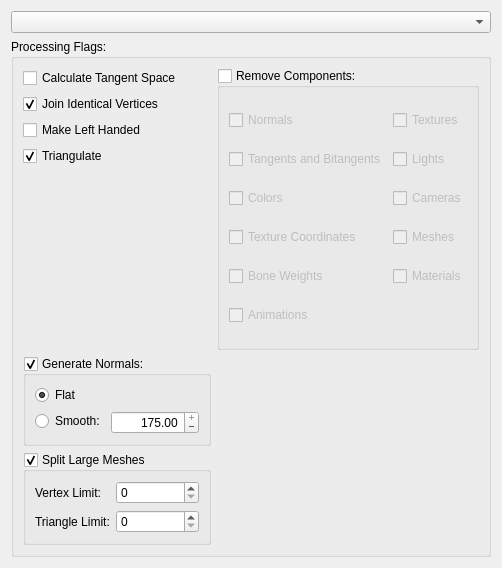
Old version of the form forms/repowidgetassimpflags.ui in the repository 3drepo/3drepogui.
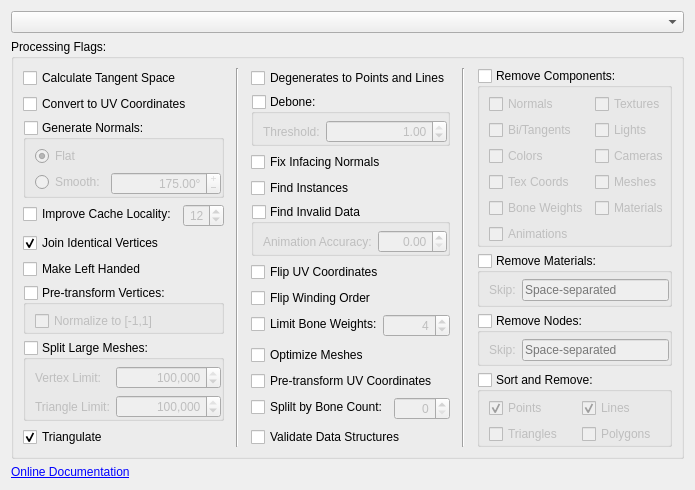
New version of the form.

Commit message: Added all Assimp flags. TODO: link them.

```diff
--- a/forms/repowidgetassimpflags.ui
+++ b/forms/repowidgetassimpflags.ui
@@ -6,8 +6,8 @@
    <rect>
     <x>0</x>
     <y>0</y>
-    <width>502</width>
-    <height>568</height>
+    <width>632</width>
+    <height>422</height>
    </rect>
   </property>
   <property name="windowTitle">
@@ -22,227 +22,957 @@
      <property name="title">
       <string>Processing Flags:</string>
      </property>
-     <layout class="QGridLayout" name="gridLayout">
-      <item row="2" column="0">
-       <widget class="QCheckBox" name="checkBox_2">
-        <property name="text">
-         <string>Join Identical Vertices</string>
+     <layout class="QHBoxLayout" name="horizontalLayout">
+      <property name="spacing">
+       <number>12</number>
+      </property>
+      <item>
+       <widget class="QFrame" name="frame_3">
+        <property name="frameShape">
+         <enum>QFrame::NoFrame</enum>
         </property>
-        <property name="checked">
-         <bool>true</bool>
+        <property name="frameShadow">
+         <enum>QFrame::Plain</enum>
         </property>
-       </widget>
-      </item>
-      <item row="3" column="0">
-       <widget class="QCheckBox" name="checkBox_4">
-        <property name="text">
-         <string>Make Left Handed</string>
+        <property name="lineWidth">
+         <number>0</number>
         </property>
-       </widget>
-      </item>
-      <item row="1" column="1" rowspan="6">
-       <widget class="QGroupBox" name="groupBox_2">
-        <property name="title">
-         <string>Remove Components:</string>
-        </property>
-        <property name="checkable">
-         <bool>true</bool>
-        </property>
-        <property name="checked">
-         <bool>false</bool>
-        </property>
-        <layout class="QGridLayout" name="gridLayout_2">
-         <item row="4" column="1">
-          <widget class="QCheckBox" name="checkBox_3">
+        <layout class="QVBoxLayout" name="verticalLayout_3">
+         <property name="leftMargin">
+          <number>0</number>
+         </property>
+         <property name="topMargin">
+          <number>0</number>
+         </property>
+         <property name="rightMargin">
+          <number>0</number>
+         </property>
+         <property name="bottomMargin">
+          <number>0</number>
+         </property>
+         <item>
+          <widget class="QCheckBox" name="checkBox">
            <property name="text">
-            <string>Materials</string>
+            <string>Calculate Tangent Space</string>
            </property>
           </widget>
          </item>
-         <item row="2" column="1">
-          <widget class="QCheckBox" name="checkBox_14">
+         <item>
+          <widget class="QCheckBox" name="checkBox_26">
            <property name="text">
-            <string>Cameras</string>
+            <string>Convert to UV Coordinates</string>
            </property>
           </widget>
          </item>
-         <item row="1" column="1">
-          <widget class="QCheckBox" name="checkBox_13">
-           <property name="text">
-            <string>Lights</string>
+         <item>
+          <widget class="QGroupBox" name="groupBox_4">
+           <property name="title">
+            <string>Generate Normals:</string>
            </property>
-          </widget>
-         </item>
-         <item row="9" column="0">
-          <widget class="QCheckBox" name="checkBox_11">
-           <property name="text">
-            <string>Animations</string>
+           <property name="flat">
+            <bool>true</bool>
            </property>
-          </widget>
-         </item>
-         <item row="3" column="1">
-          <widget class="QCheckBox" name="checkBox_15">
-           <property name="text">
-            <string>Meshes</string>
+           <property name="checkable">
+            <bool>true</bool>
            </property>
+           <property name="checked">
+            <bool>false</bool>
+           </property>
+           <layout class="QFormLayout" name="formLayout">
+            <property name="fieldGrowthPolicy">
+             <enum>QFormLayout::AllNonFixedFieldsGrow</enum>
+            </property>
+            <property name="topMargin">
+             <number>6</number>
+            </property>
+            <property name="rightMargin">
+             <number>0</number>
+            </property>
+            <property name="bottomMargin">
+             <number>0</number>
+            </property>
+            <item row="1" column="0">
+             <widget class="QRadioButton" name="radioButton">
+              <property name="text">
+               <string>Smooth:</string>
+              </property>
+             </widget>
+            </item>
+            <item row="1" column="1">
+             <widget class="QDoubleSpinBox" name="doubleSpinBox">
+              <property name="enabled">
+               <bool>false</bool>
+              </property>
+              <property name="toolTip">
+               <string>Crease Angle</string>
+              </property>
+              <property name="wrapping">
+               <bool>false</bool>
+              </property>
+              <property name="alignment">
+               <set>Qt::AlignRight|Qt::AlignTrailing|Qt::AlignVCenter</set>
+              </property>
+              <property name="buttonSymbols">
+               <enum>QAbstractSpinBox::PlusMinus</enum>
+              </property>
+              <property name="accelerated">
+               <bool>true</bool>
+              </property>
+              <property name="showGroupSeparator" stdset="0">
+               <bool>true</bool>
+              </property>
+              <property name="suffix">
+               <string>°</string>
+              </property>
+              <property name="maximum">
+               <double>175.000000000000000</double>
+              </property>
+              <property name="singleStep">
+               <double>5.000000000000000</double>
+              </property>
+              <property name="value">
+               <double>175.000000000000000</double>
+              </property>
+             </widget>
+            </item>
+            <item row="0" column="0">
+             <widget class="QRadioButton" name="radioButton_2">
+              <property name="text">
+               <string>Flat</string>
+              </property>
+              <property name="checked">
+               <bool>true</bool>
+              </property>
+             </widget>
+            </item>
+           </layout>
           </widget>
          </item>
-         <item row="0" column="1">
-          <widget class="QCheckBox" name="checkBox_12">
-           <property name="text">
-            <string>Textures</string>
+         <item>
+          <widget class="QFrame" name="frame_2">
+           <property name="frameShape">
+            <enum>QFrame::NoFrame</enum>
            </property>
+           <property name="frameShadow">
+            <enum>QFrame::Plain</enum>
+           </property>
+           <property name="lineWidth">
+            <number>0</number>
+           </property>
+           <layout class="QFormLayout" name="formLayout_3">
+            <property name="fieldGrowthPolicy">
+             <enum>QFormLayout::AllNonFixedFieldsGrow</enum>
+            </property>
+            <property name="leftMargin">
+             <number>0</number>
+            </property>
+            <property name="topMargin">
+             <number>0</number>
+            </property>
+            <property name="rightMargin">
+             <number>0</number>
+            </property>
+            <property name="bottomMargin">
+             <number>0</number>
+            </property>
+            <item row="0" column="1">
+             <widget class="QSpinBox" name="spinBox_4">
+              <property name="enabled">
+               <bool>false</bool>
+              </property>
+              <property name="alignment">
+               <set>Qt::AlignRight|Qt::AlignTrailing|Qt::AlignVCenter</set>
+              </property>
+              <property name="accelerated">
+               <bool>true</bool>
+              </property>
+              <property name="showGroupSeparator" stdset="0">
+               <bool>true</bool>
+              </property>
+              <property name="value">
+               <number>12</number>
+              </property>
+             </widget>
+            </item>
+            <item row="0" column="0">
+             <widget class="QCheckBox" name="checkBox_19">
+              <property name="text">
+               <string>Improve Cache Locality:</string>
+              </property>
+             </widget>
+            </item>
+           </layout>
           </widget>
          </item>
-         <item row="0" column="0">
-          <widget class="QCheckBox" name="checkBox_6">
+         <item>
+          <widget class="QCheckBox" name="checkBox_2">
            <property name="text">
-            <string>Normals</string>
+            <string>Join Identical Vertices</string>
            </property>
+           <property name="checked">
+            <bool>true</bool>
+           </property>
           </widget>
          </item>
-         <item row="1" column="0">
-          <widget class="QCheckBox" name="checkBox_7">
+         <item>
+          <widget class="QCheckBox" name="checkBox_4">
            <property name="text">
-            <string>Tangents and Bitangents</string>
+            <string>Make Left Handed</string>
            </property>
           </widget>
          </item>
-         <item row="2" column="0">
-          <widget class="QCheckBox" name="checkBox_8">
-           <property name="text">
-            <string>Colors</string>
+         <item>
+          <widget class="QGroupBox" name="groupBox_5">
+           <property name="title">
+            <string>Pre-transform Vertices:</string>
            </property>
+           <property name="flat">
+            <bool>true</bool>
+           </property>
+           <property name="checkable">
+            <bool>true</bool>
+           </property>
+           <property name="checked">
+            <bool>false</bool>
+           </property>
+           <layout class="QVBoxLayout" name="verticalLayout_2">
+            <property name="topMargin">
+             <number>6</number>
+            </property>
+            <property name="bottomMargin">
+             <number>0</number>
+            </property>
+            <item>
+             <widget class="QCheckBox" name="checkBox_16">
+              <property name="text">
+               <string>Normalize to [-1,1]</string>
+              </property>
+             </widget>
+            </item>
+           </layout>
           </widget>
          </item>
-         <item row="3" column="0">
-          <widget class="QCheckBox" name="checkBox_9">
-           <property name="text">
-            <string>Texture Coordinates</string>
+         <item>
+          <widget class="QGroupBox" name="groupBox_3">
+           <property name="title">
+            <string>Split Large Meshes:</string>
            </property>
+           <property name="flat">
+            <bool>true</bool>
+           </property>
+           <property name="checkable">
+            <bool>true</bool>
+           </property>
+           <property name="checked">
+            <bool>false</bool>
+           </property>
+           <layout class="QFormLayout" name="formLayout_2">
+            <property name="fieldGrowthPolicy">
+             <enum>QFormLayout::AllNonFixedFieldsGrow</enum>
+            </property>
+            <property name="verticalSpacing">
+             <number>6</number>
+            </property>
+            <property name="topMargin">
+             <number>6</number>
+            </property>
+            <property name="rightMargin">
+             <number>0</number>
+            </property>
+            <property name="bottomMargin">
+             <number>0</number>
+            </property>
+            <item row="0" column="0">
+             <widget class="QLabel" name="label">
+              <property name="enabled">
+               <bool>false</bool>
+              </property>
+              <property name="text">
+               <string>Vertex Limit:</string>
+              </property>
+             </widget>
+            </item>
+            <item row="0" column="1">
+             <widget class="QSpinBox" name="spinBox">
+              <property name="alignment">
+               <set>Qt::AlignRight|Qt::AlignTrailing|Qt::AlignVCenter</set>
+              </property>
+              <property name="accelerated">
+               <bool>true</bool>
+              </property>
+              <property name="showGroupSeparator" stdset="0">
+               <bool>true</bool>
+              </property>
+              <property name="maximum">
+               <number>999999999</number>
+              </property>
+              <property name="singleStep">
+               <number>10000</number>
+              </property>
+              <property name="value">
+               <number>1000000</number>
+              </property>
+             </widget>
+            </item>
+            <item row="1" column="0">
+             <widget class="QLabel" name="label_2">
+              <property name="text">
+               <string>Triangle Limit:</string>
+              </property>
+             </widget>
+            </item>
+            <item row="1" column="1">
+             <widget class="QSpinBox" name="spinBox_2">
+              <property name="alignment">
+               <set>Qt::AlignRight|Qt::AlignTrailing|Qt::AlignVCenter</set>
+              </property>
+              <property name="accelerated">
+               <bool>true</bool>
+              </property>
+              <property name="showGroupSeparator" stdset="0">
+               <bool>true</bool>
+              </property>
+              <property name="maximum">
+               <number>999999999</number>
+              </property>
+              <property name="singleStep">
+               <number>1000</number>
+              </property>
+              <property name="value">
+               <number>1000000</number>
+              </property>
+             </widget>
+            </item>
+           </layout>
           </widget>
          </item>
-         <item row="4" column="0">
-          <widget class="QCheckBox" name="checkBox_10">
+         <item>
+          <widget class="QCheckBox" name="checkBox_5">
            <property name="text">
-            <string>Bone Weights</string>
+            <string>Triangulate</string>
            </property>
+           <property name="checked">
+            <bool>true</bool>
+           </property>
           </widget>
          </item>
         </layout>
        </widget>
       </item>
-      <item row="4" column="0">
-       <widget class="QCheckBox" name="checkBox_5">
-        <property name="text">
-         <string>Triangulate</string>
+      <item>
+       <widget class="Line" name="line">
+        <property name="orientation">
+         <enum>Qt::Vertical</enum>
         </property>
-        <property name="checked">
-         <bool>true</bool>
-        </property>
        </widget>
       </item>
-      <item row="1" column="0">
-       <widget class="QCheckBox" name="checkBox">
-        <property name="text">
-         <string>Calculate Tangent Space</string>
+      <item>
+       <widget class="QFrame" name="frame_4">
+        <property name="frameShape">
+         <enum>QFrame::NoFrame</enum>
         </property>
-       </widget>
-      </item>
-      <item row="10" column="0">
-       <widget class="QGroupBox" name="groupBox_3">
-        <property name="title">
-         <string>Split Large Meshes</string>
+        <property name="frameShadow">
+         <enum>QFrame::Plain</enum>
         </property>
-        <property name="checkable">
-         <bool>true</bool>
+        <property name="lineWidth">
+         <number>0</number>
         </property>
-        <layout class="QFormLayout" name="formLayout_2">
-         <item row="0" column="0">
-          <widget class="QLabel" name="label">
+        <layout class="QVBoxLayout" name="verticalLayout_4">
+         <property name="leftMargin">
+          <number>0</number>
+         </property>
+         <property name="topMargin">
+          <number>0</number>
+         </property>
+         <property name="rightMargin">
+          <number>0</number>
+         </property>
+         <property name="bottomMargin">
+          <number>0</number>
+         </property>
+         <item>
+          <widget class="QCheckBox" name="checkBox_25">
            <property name="text">
-            <string>Vertex Limit:</string>
+            <string>Degenerates to Points and Lines</string>
            </property>
           </widget>
          </item>
-         <item row="0" column="1">
-          <widget class="QSpinBox" name="spinBox">
-           <property name="maximum">
-            <number>65</number>
+         <item>
+          <widget class="QGroupBox" name="groupBox_10">
+           <property name="title">
+            <string>Debone:</string>
            </property>
+           <property name="flat">
+            <bool>true</bool>
+           </property>
+           <property name="checkable">
+            <bool>true</bool>
+           </property>
+           <property name="checked">
+            <bool>false</bool>
+           </property>
+           <layout class="QFormLayout" name="formLayout_9">
+            <property name="fieldGrowthPolicy">
+             <enum>QFormLayout::AllNonFixedFieldsGrow</enum>
+            </property>
+            <property name="topMargin">
+             <number>6</number>
+            </property>
+            <property name="rightMargin">
+             <number>0</number>
+            </property>
+            <property name="bottomMargin">
+             <number>0</number>
+            </property>
+            <item row="0" column="0">
+             <widget class="QLabel" name="label_6">
+              <property name="text">
+               <string>Threshold:</string>
+              </property>
+             </widget>
+            </item>
+            <item row="0" column="1">
+             <widget class="QDoubleSpinBox" name="doubleSpinBox_3">
+              <property name="alignment">
+               <set>Qt::AlignRight|Qt::AlignTrailing|Qt::AlignVCenter</set>
+              </property>
+              <property name="accelerated">
+               <bool>true</bool>
+              </property>
+              <property name="showGroupSeparator" stdset="0">
+               <bool>true</bool>
+              </property>
+              <property name="maximum">
+               <double>1.000000000000000</double>
+              </property>
+              <property name="singleStep">
+               <double>0.100000000000000</double>
+              </property>
+              <property name="value">
+               <double>1.000000000000000</double>
+              </property>
+             </widget>
+            </item>
+           </layout>
           </widget>
          </item>
-         <item row="1" column="0">
-          <widget class="QLabel" name="label_2">
+         <item>
+          <widget class="QCheckBox" name="checkBox_20">
            <property name="text">
-            <string>Triangle Limit:</string>
+            <string>Fix Infacing Normals</string>
            </property>
+           <property name="checked">
+            <bool>false</bool>
+           </property>
           </widget>
          </item>
-         <item row="1" column="1">
-          <widget class="QSpinBox" name="spinBox_2"/>
+         <item>
+          <widget class="QCheckBox" name="checkBox_28">
+           <property name="text">
+            <string>Find Instances</string>
+           </property>
+          </widget>
          </item>
+         <item>
+          <widget class="QGroupBox" name="groupBox_9">
+           <property name="title">
+            <string>Find Invalid Data</string>
+           </property>
+           <property name="flat">
+            <bool>true</bool>
+           </property>
+           <property name="checkable">
+            <bool>true</bool>
+           </property>
+           <property name="checked">
+            <bool>false</bool>
+           </property>
+           <layout class="QFormLayout" name="formLayout_8">
+            <property name="horizontalSpacing">
+             <number>6</number>
+            </property>
+            <property name="verticalSpacing">
+             <number>6</number>
+            </property>
+            <property name="topMargin">
+             <number>6</number>
+            </property>
+            <property name="rightMargin">
+             <number>0</number>
+            </property>
+            <property name="bottomMargin">
+             <number>0</number>
+            </property>
+            <item row="0" column="0">
+             <widget class="QLabel" name="label_4">
+              <property name="text">
+               <string>Animation Accuracy:</string>
+              </property>
+             </widget>
+            </item>
+            <item row="0" column="1">
+             <widget class="QDoubleSpinBox" name="doubleSpinBox_2">
+              <property name="alignment">
+               <set>Qt::AlignRight|Qt::AlignTrailing|Qt::AlignVCenter</set>
+              </property>
+              <property name="maximum">
+               <double>1.000000000000000</double>
+              </property>
+              <property name="singleStep">
+               <double>0.100000000000000</double>
+              </property>
+             </widget>
+            </item>
+           </layout>
+          </widget>
+         </item>
+         <item>
+          <widget class="QCheckBox" name="checkBox_30">
+           <property name="text">
+            <string>Flip UV Coordinates</string>
+           </property>
+          </widget>
+         </item>
+         <item>
+          <widget class="QCheckBox" name="checkBox_31">
+           <property name="text">
+            <string>Flip Winding Order</string>
+           </property>
+          </widget>
+         </item>
+         <item>
+          <widget class="QFrame" name="frame">
+           <property name="frameShape">
+            <enum>QFrame::NoFrame</enum>
+           </property>
+           <property name="frameShadow">
+            <enum>QFrame::Plain</enum>
+           </property>
+           <property name="lineWidth">
+            <number>0</number>
+           </property>
+           <layout class="QFormLayout" name="formLayout_4">
+            <property name="fieldGrowthPolicy">
+             <enum>QFormLayout::AllNonFixedFieldsGrow</enum>
+            </property>
+            <property name="horizontalSpacing">
+             <number>0</number>
+            </property>
+            <property name="leftMargin">
+             <number>0</number>
+            </property>
+            <property name="topMargin">
+             <number>0</number>
+            </property>
+            <property name="rightMargin">
+             <number>0</number>
+            </property>
+            <property name="bottomMargin">
+             <number>0</number>
+            </property>
+            <item row="0" column="1">
+             <widget class="QSpinBox" name="spinBox_3">
+              <property name="enabled">
+               <bool>false</bool>
+              </property>
+              <property name="wrapping">
+               <bool>true</bool>
+              </property>
+              <property name="frame">
+               <bool>true</bool>
+              </property>
+              <property name="alignment">
+               <set>Qt::AlignRight|Qt::AlignTrailing|Qt::AlignVCenter</set>
+              </property>
+              <property name="accelerated">
+               <bool>true</bool>
+              </property>
+              <property name="showGroupSeparator" stdset="0">
+               <bool>true</bool>
+              </property>
+              <property name="value">
+               <number>4</number>
+              </property>
+             </widget>
+            </item>
+            <item row="0" column="0">
+             <widget class="QCheckBox" name="checkBox_18">
+              <property name="text">
+               <string>Limit Bone Weights:</string>
+              </property>
+             </widget>
+            </item>
+           </layout>
+          </widget>
+         </item>
+         <item>
+          <widget class="QCheckBox" name="checkBox_29">
+           <property name="text">
+            <string>Optimize Meshes</string>
+           </property>
+          </widget>
+         </item>
+         <item>
+          <widget class="QCheckBox" name="checkBox_27">
+           <property name="text">
+            <string>Pre-transform UV Coordinates</string>
+           </property>
+          </widget>
+         </item>
+         <item>
+          <widget class="QFrame" name="frame_6">
+           <property name="frameShape">
+            <enum>QFrame::NoFrame</enum>
+           </property>
+           <property name="frameShadow">
+            <enum>QFrame::Plain</enum>
+           </property>
+           <property name="lineWidth">
+            <number>0</number>
+           </property>
+           <layout class="QFormLayout" name="formLayout_7">
+            <property name="fieldGrowthPolicy">
+             <enum>QFormLayout::AllNonFixedFieldsGrow</enum>
+            </property>
+            <property name="horizontalSpacing">
+             <number>6</number>
+            </property>
+            <property name="verticalSpacing">
+             <number>0</number>
+            </property>
+            <property name="leftMargin">
+             <number>0</number>
+            </property>
+            <property name="topMargin">
+             <number>0</number>
+            </property>
+            <property name="rightMargin">
+             <number>0</number>
+            </property>
+            <property name="bottomMargin">
+             <number>0</number>
+            </property>
+            <item row="0" column="0">
+             <widget class="QCheckBox" name="checkBox_32">
+              <property name="text">
+               <string>Splilt by Bone Count:</string>
+              </property>
+             </widget>
+            </item>
+            <item row="0" column="1">
+             <widget class="QSpinBox" name="spinBox_5">
+              <property name="enabled">
+               <bool>false</bool>
+              </property>
+              <property name="alignment">
+               <set>Qt::AlignRight|Qt::AlignTrailing|Qt::AlignVCenter</set>
+              </property>
+              <property name="accelerated">
+               <bool>true</bool>
+              </property>
+              <property name="showGroupSeparator" stdset="0">
+               <bool>true</bool>
+              </property>
+              <property name="maximum">
+               <number>999</number>
+              </property>
+             </widget>
+            </item>
+           </layout>
+          </widget>
+         </item>
+         <item>
+          <widget class="QCheckBox" name="checkBox_17">
+           <property name="text">
+            <string>Validate Data Structures</string>
+           </property>
+          </widget>
+         </item>
         </layout>
        </widget>
       </item>
-      <item row="8" column="0">
-       <widget class="QGroupBox" name="groupBox_4">
-        <property name="title">
-         <string>Generate Normals:</string>
+      <item>
+       <widget class="Line" name="line_2">
+        <property name="orientation">
+         <enum>Qt::Vertical</enum>
         </property>
-        <property name="checkable">
-         <bool>true</bool>
+       </widget>
+      </item>
+      <item>
+       <widget class="QFrame" name="frame_5">
+        <property name="frameShape">
+         <enum>QFrame::NoFrame</enum>
         </property>
-        <property name="checked">
-         <bool>true</bool>
+        <property name="frameShadow">
+         <enum>QFrame::Plain</enum>
         </property>
-        <layout class="QFormLayout" name="formLayout">
-         <property name="fieldGrowthPolicy">
-          <enum>QFormLayout::AllNonFixedFieldsGrow</enum>
+        <property name="lineWidth">
+         <number>0</number>
+        </property>
+        <layout class="QVBoxLayout" name="verticalLayout_5">
+         <property name="leftMargin">
+          <number>0</number>
          </property>
-         <item row="0" column="0">
-          <widget class="QRadioButton" name="radioButton_2">
-           <property name="text">
-            <string>Flat</string>
+         <property name="topMargin">
+          <number>0</number>
+         </property>
+         <property name="rightMargin">
+          <number>0</number>
+         </property>
+         <property name="bottomMargin">
+          <number>0</number>
+         </property>
+         <item>
+          <widget class="QGroupBox" name="groupBox_2">
+           <property name="title">
+            <string>Remove Components:</string>
            </property>
-           <property name="checked">
+           <property name="flat">
             <bool>true</bool>
            </property>
-          </widget>
-         </item>
-         <item row="1" column="0">
-          <widget class="QRadioButton" name="radioButton">
-           <property name="text">
-            <string>Smooth:</string>
+           <property name="checkable">
+            <bool>true</bool>
            </property>
+           <property name="checked">
+            <bool>false</bool>
+           </property>
+           <layout class="QGridLayout" name="gridLayout_2">
+            <property name="topMargin">
+             <number>6</number>
+            </property>
+            <property name="rightMargin">
+             <number>0</number>
+            </property>
+            <property name="bottomMargin">
+             <number>0</number>
+            </property>
+            <item row="4" column="1">
+             <widget class="QCheckBox" name="checkBox_3">
+              <property name="text">
+               <string>Materials</string>
+              </property>
+             </widget>
+            </item>
+            <item row="2" column="1">
+             <widget class="QCheckBox" name="checkBox_14">
+              <property name="text">
+               <string>Cameras</string>
+              </property>
+             </widget>
+            </item>
+            <item row="1" column="1">
+             <widget class="QCheckBox" name="checkBox_13">
+              <property name="text">
+               <string>Lights</string>
+              </property>
+             </widget>
+            </item>
+            <item row="9" column="0">
+             <widget class="QCheckBox" name="checkBox_11">
+              <property name="text">
+               <string>Animations</string>
+              </property>
+             </widget>
+            </item>
+            <item row="3" column="1">
+             <widget class="QCheckBox" name="checkBox_15">
+              <property name="text">
+               <string>Meshes</string>
+              </property>
+             </widget>
+            </item>
+            <item row="0" column="1">
+             <widget class="QCheckBox" name="checkBox_12">
+              <property name="text">
+               <string>Textures</string>
+              </property>
+             </widget>
+            </item>
+            <item row="0" column="0">
+             <widget class="QCheckBox" name="checkBox_6">
+              <property name="text">
+               <string>Normals</string>
+              </property>
+             </widget>
+            </item>
+            <item row="1" column="0">
+             <widget class="QCheckBox" name="checkBox_7">
+              <property name="text">
+               <string>Bi/Tangents</string>
+              </property>
+             </widget>
+            </item>
+            <item row="2" column="0">
+             <widget class="QCheckBox" name="checkBox_8">
+              <property name="text">
+               <string>Colors</string>
+              </property>
+             </widget>
+            </item>
+            <item row="3" column="0">
+             <widget class="QCheckBox" name="checkBox_9">
+              <property name="text">
+               <string>Tex Coords</string>
+              </property>
+             </widget>
+            </item>
+            <item row="4" column="0">
+             <widget class="QCheckBox" name="checkBox_10">
+              <property name="text">
+               <string>Bone Weights</string>
+              </property>
+             </widget>
+            </item>
+           </layout>
           </widget>
          </item>
-         <item row="1" column="1">
-          <widget class="QDoubleSpinBox" name="doubleSpinBox">
-           <property name="toolTip">
-            <string>Crease Angle</string>
+         <item>
+          <widget class="QGroupBox" name="groupBox_6">
+           <property name="title">
+            <string>Remove Materials:</string>
            </property>
-           <property name="wrapping">
+           <property name="flat">
+            <bool>true</bool>
+           </property>
+           <property name="checkable">
+            <bool>true</bool>
+           </property>
+           <property name="checked">
             <bool>false</bool>
            </property>
-           <property name="alignment">
-            <set>Qt::AlignRight|Qt::AlignTrailing|Qt::AlignVCenter</set>
+           <layout class="QFormLayout" name="formLayout_5">
+            <property name="fieldGrowthPolicy">
+             <enum>QFormLayout::AllNonFixedFieldsGrow</enum>
+            </property>
+            <property name="topMargin">
+             <number>6</number>
+            </property>
+            <property name="rightMargin">
+             <number>0</number>
+            </property>
+            <property name="bottomMargin">
+             <number>0</number>
+            </property>
+            <item row="0" column="0">
+             <widget class="QLabel" name="label_3">
+              <property name="text">
+               <string>Skip:</string>
+              </property>
+             </widget>
+            </item>
+            <item row="0" column="1">
+             <widget class="QLineEdit" name="lineEdit_2">
+              <property name="placeholderText">
+               <string>Space-separated</string>
+              </property>
+             </widget>
+            </item>
+           </layout>
+          </widget>
+         </item>
+         <item>
+          <widget class="QGroupBox" name="groupBox_8">
+           <property name="title">
+            <string>Remove Nodes:</string>
            </property>
-           <property name="buttonSymbols">
-            <enum>QAbstractSpinBox::PlusMinus</enum>
+           <property name="flat">
+            <bool>true</bool>
            </property>
-           <property name="accelerated">
+           <property name="checkable">
             <bool>true</bool>
            </property>
-           <property name="showGroupSeparator" stdset="0">
+           <property name="checked">
             <bool>false</bool>
            </property>
-           <property name="maximum">
-            <double>175.000000000000000</double>
+           <layout class="QFormLayout" name="formLayout_6">
+            <property name="fieldGrowthPolicy">
+             <enum>QFormLayout::AllNonFixedFieldsGrow</enum>
+            </property>
+            <property name="topMargin">
+             <number>6</number>
+            </property>
+            <property name="rightMargin">
+             <number>0</number>
+            </property>
+            <property name="bottomMargin">
+             <number>0</number>
+            </property>
+            <item row="0" column="0">
+             <widget class="QLabel" name="label_5">
+              <property name="text">
+               <string>Skip:</string>
+              </property>
+             </widget>
+            </item>
+            <item row="0" column="1">
+             <widget class="QLineEdit" name="lineEdit">
+              <property name="placeholderText">
+               <string>Space-separated</string>
+              </property>
+             </widget>
+            </item>
+           </layout>
+          </widget>
+         </item>
+         <item>
+          <widget class="QGroupBox" name="groupBox_7">
+           <property name="title">
+            <string>Sort and Remove:</string>
            </property>
-           <property name="value">
-            <double>175.000000000000000</double>
+           <property name="flat">
+            <bool>true</bool>
            </property>
+           <property name="checkable">
+            <bool>true</bool>
+           </property>
+           <property name="checked">
+            <bool>false</bool>
+           </property>
+           <layout class="QGridLayout" name="gridLayout_3">
+            <property name="topMargin">
+             <number>6</number>
+            </property>
+            <property name="rightMargin">
+             <number>0</number>
+            </property>
+            <property name="bottomMargin">
+             <number>0</number>
+            </property>
+            <item row="0" column="0">
+             <widget class="QCheckBox" name="checkBox_21">
+              <property name="text">
+               <string>Points</string>
+              </property>
+              <property name="checked">
+               <bool>true</bool>
+              </property>
+             </widget>
+            </item>
+            <item row="2" column="0">
+             <widget class="QCheckBox" name="checkBox_23">
+              <property name="text">
+               <string>Triangles</string>
+              </property>
+             </widget>
+            </item>
+            <item row="2" column="1">
+             <widget class="QCheckBox" name="checkBox_24">
+              <property name="text">
+               <string>Polygons</string>
+              </property>
+             </widget>
+            </item>
+            <item row="0" column="1">
+             <widget class="QCheckBox" name="checkBox_22">
+              <property name="text">
+               <string>Lines</string>
+              </property>
+              <property name="checked">
+               <bool>true</bool>
+              </property>
+             </widget>
+            </item>
+           </layout>
           </widget>
          </item>
         </layout>
@@ -251,6 +981,32 @@
      </layout>
     </widget>
    </item>
+   <item>
+    <widget class="QLabel" name="label_7">
+     <property name="text">
+      <string>&lt;html&gt;&lt;head/&gt;&lt;body&gt;&lt;p&gt;&lt;a href=&quot;http://assimp.sourceforge.net/lib_html/postprocess_8h.html&quot;&gt;&lt;span style=&quot; text-decoration: underline; color:#0000ff;&quot;&gt;Online Documentation&lt;/span&gt;&lt;/a&gt;&lt;/p&gt;&lt;/body&gt;&lt;/html&gt;</string>
+     </property>
+     <property name="openExternalLinks">
+      <bool>true</bool>
+     </property>
+     <property name="textInteractionFlags">
+      <set>Qt::LinksAccessibleByKeyboard|Qt::LinksAccessibleByMouse</set>
+     </property>
+    </widget>
+   </item>
+   <item>
+    <spacer name="verticalSpacer_4">
+     <property name="orientation">
+      <enum>Qt::Vertical</enum>
+     </property>
+     <property name="sizeHint" stdset="0">
+      <size>
+       <width>20</width>
+       <height>40</height>
+      </size>
+     </property>
+    </spacer>
+   </item>
   </layout>
  </widget>
  <resources/>
```
The commit also changes 5 other files.
